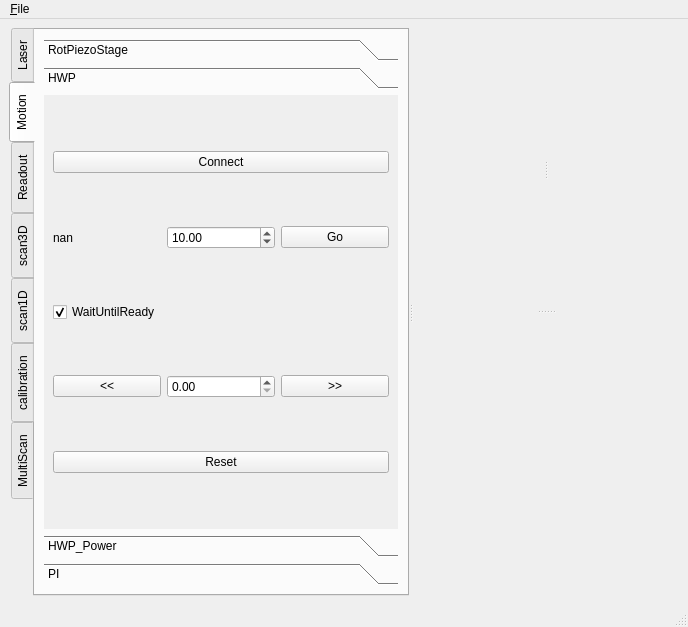
Old version of the form microV.ui in the repository xkronosua/microV.
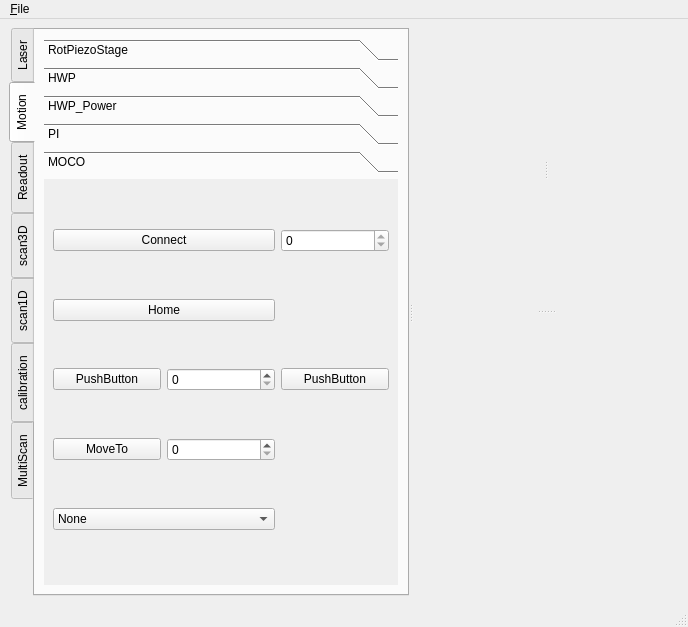
New version of the form. The open tabs and pages were chosen to show the change.

What changed in the file:
```diff
--- a/microV.ui
+++ b/microV.ui
@@ -142,7 +142,7 @@
          <item>
           <widget class="QToolBox" name="toolBox">
            <property name="currentIndex">
-            <number>1</number>
+            <number>4</number>
            </property>
            <widget class="QWidget" name="page">
             <property name="geometry">
@@ -208,8 +208,8 @@
              <rect>
               <x>0</x>
               <y>0</y>
-              <width>356</width>
-              <height>436</height>
+              <width>259</width>
+              <height>155</height>
              </rect>
             </property>
             <attribute name="label">
@@ -546,6 +546,95 @@
              </item>
             </layout>
            </widget>
+           <widget class="QWidget" name="page_3">
+            <attribute name="label">
+             <string>MOCO</string>
+            </attribute>
+            <layout class="QGridLayout" name="gridLayout_27">
+             <item row="0" column="0" colspan="2">
+              <widget class="QPushButton" name="mocoConnect">
+               <property name="text">
+                <string>Connect</string>
+               </property>
+               <property name="checkable">
+                <bool>true</bool>
+               </property>
+              </widget>
+             </item>
+             <item row="0" column="2">
+              <widget class="QSpinBox" name="mocoPosition">
+               <property name="readOnly">
+                <bool>true</bool>
+               </property>
+               <property name="maximum">
+                <number>999999999</number>
+               </property>
+              </widget>
+             </item>
+             <item row="1" column="0" colspan="2">
+              <widget class="QPushButton" name="mocoHome">
+               <property name="text">
+                <string>Home</string>
+               </property>
+              </widget>
+             </item>
+             <item row="2" column="0">
+              <widget class="QPushButton" name="pushButton_3">
+               <property name="text">
+                <string>PushButton</string>
+               </property>
+              </widget>
+             </item>
+             <item row="2" column="1">
+              <widget class="QSpinBox" name="spinBox"/>
+             </item>
+             <item row="2" column="2">
+              <widget class="QPushButton" name="pushButton_4">
+               <property name="text">
+                <string>PushButton</string>
+               </property>
+              </widget>
+             </item>
+             <item row="3" column="0">
+              <widget class="QPushButton" name="mocoMoveAbs">
+               <property name="text">
+                <string>MoveTo</string>
+               </property>
+              </widget>
+             </item>
+             <item row="3" column="1">
+              <widget class="QSpinBox" name="mocoMoveAbs_target">
+               <property name="maximum">
+                <number>999999999</number>
+               </property>
+              </widget>
+             </item>
+             <item row="4" column="0" colspan="2">
+              <widget class="QComboBox" name="mocoSection">
+               <item>
+                <property name="text">
+                 <string>None</string>
+                </property>
+               </item>
+               <item>
+                <property name="text">
+                 <string>BP1</string>
+                </property>
+               </item>
+               <item>
+                <property name="text">
+                 <string>BP2</string>
+                </property>
+               </item>
+               <item>
+                <property name="text">
+                 <string>Mirror-&gt;PMT2</string>
+                </property>
+               </item>
+              </widget>
+             </item>
+            </layout>
+           </widget>
           </widget>
          </item>
         </layout>
@@ -3065,33 +3154,14 @@
               </layout>
              </widget>
             </item>
-            <item row="4" column="0">
-             <layout class="QGridLayout" name="gridLayout_27">
-              <item row="0" column="0">
-               <widget class="QCheckBox" name="n_meas_laser_spectra_grid">
-                <property name="text">
-                 <string>gridScan</string>
-                </property>
-               </widget>
-              </item>
-              <item row="0" column="1">
-               <widget class="QSpinBox" name="n_meas_laser_spectra_grid_x">
-                <property name="minimum">
-                 <number>1</number>
-                </property>
-               </widget>
-              </item>
-              <item row="0" column="2">
-               <widget class="QSpinBox" name="n_meas_laser_spectra_grid_y">
-                <property name="minimum">
-                 <number>1</number>
-                </property>
-               </widget>
-              </item>
-             </layout>
-            </item>
-            <item row="11" column="0">
-             <widget class="QPushButton" name="n_meas_laser_spectra_pause">
+            <item row="3" column="0">
+             <widget class="QPushButton" name="n_meas_laser_spectra_set_point">
+              <property name="sizePolicy">
+               <sizepolicy hsizetype="Minimum" vsizetype="Fixed">
+                <horstretch>3</horstretch>
+                <verstretch>0</verstretch>
+               </sizepolicy>
+              </property>
               <property name="text">
                <string>Pause</string>
               </property>
```
Left out of the diff: 84 changed lines with no effect on the pictures.
